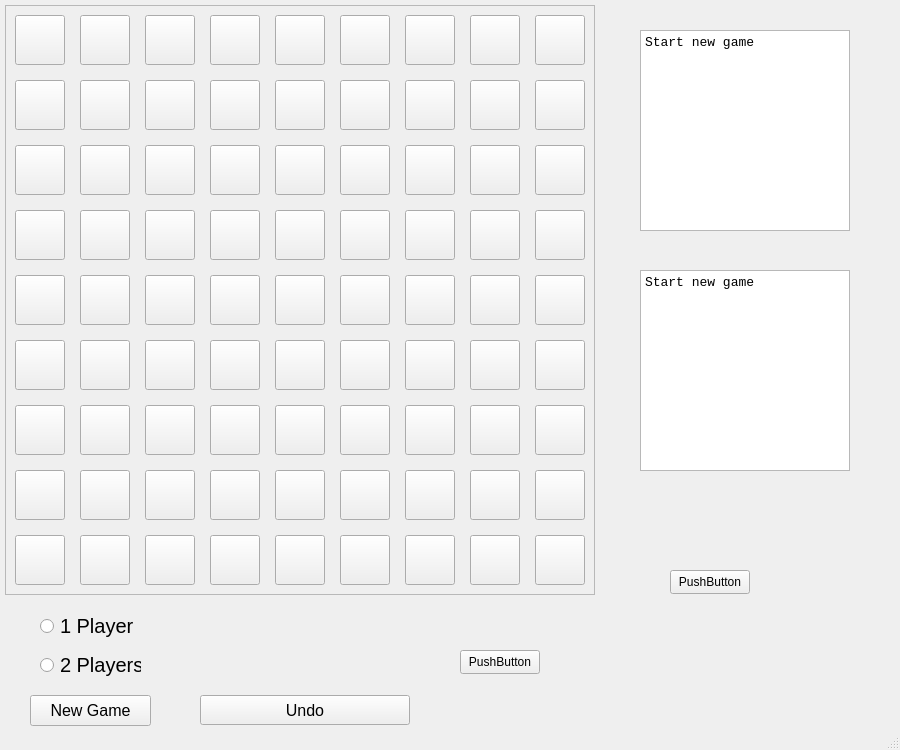
This is quoridor.ui in crimvael/quoridor as Qt 5 draws it before an edit. The edited form follows.
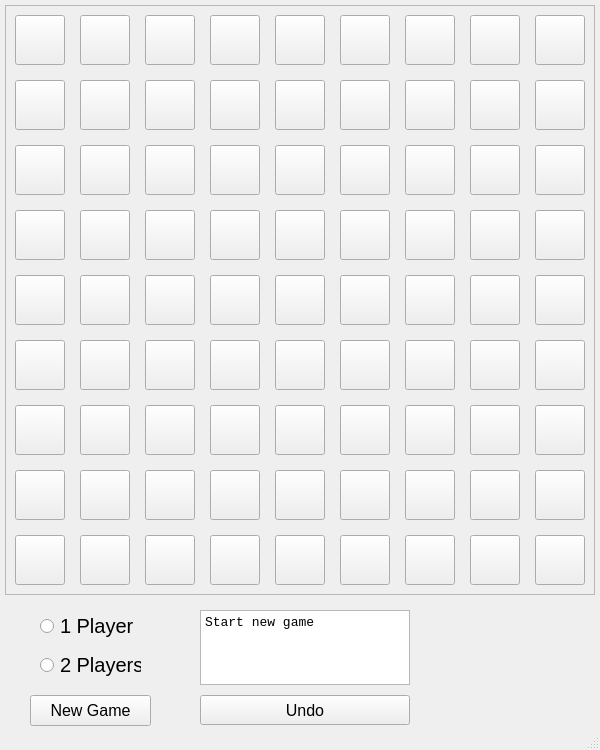
This is the edited form.

The edit to the form file:
```diff
--- a/quoridor.ui
+++ b/quoridor.ui
@@ -6,25 +6,25 @@
    <rect>
     <x>0</x>
     <y>0</y>
-    <width>900</width>
+    <width>600</width>
     <height>750</height>
    </rect>
   </property>
   <property name="sizePolicy">
-   <sizepolicy hsizetype="Expanding" vsizetype="Fixed">
+   <sizepolicy hsizetype="Fixed" vsizetype="Fixed">
     <horstretch>0</horstretch>
     <verstretch>0</verstretch>
    </sizepolicy>
   </property>
   <property name="minimumSize">
    <size>
-    <width>900</width>
+    <width>600</width>
     <height>750</height>
    </size>
   </property>
   <property name="maximumSize">
    <size>
-    <width>900</width>
+    <width>600</width>
     <height>750</height>
    </size>
   </property>
@@ -1610,59 +1610,10 @@
    <widget class="QTextBrowser" name="textBrowser">
     <property name="geometry">
      <rect>
-      <x>640</x>
-      <y>30</y>
+      <x>200</x>
+      <y>610</y>
       <width>210</width>
-      <height>201</height>
-     </rect>
-    </property>
-    <property name="font">
-     <font>
-      <family>Courier New</family>
-      <pointsize>10</pointsize>
-     </font>
-    </property>
-    <property name="html">
-     <string>&lt;!DOCTYPE HTML PUBLIC &quot;-//W3C//DTD HTML 4.0//EN&quot; &quot;http://www.w3.org/TR/REC-html40/strict.dtd&quot;&gt;
-&lt;html&gt;&lt;head&gt;&lt;meta name=&quot;qrichtext&quot; content=&quot;1&quot; /&gt;&lt;meta charset=&quot;utf-8&quot; /&gt;&lt;style type=&quot;text/css&quot;&gt;
-p, li { white-space: pre-wrap; }
-&lt;/style&gt;&lt;/head&gt;&lt;body style=&quot; font-family:'Courier New'; font-size:10pt; font-weight:400; font-style:normal;&quot;&gt;
-&lt;p style=&quot; margin-top:0px; margin-bottom:0px; margin-left:0px; margin-right:0px; -qt-block-indent:0; text-indent:0px;&quot;&gt;Start new game&lt;/p&gt;&lt;/body&gt;&lt;/html&gt;</string>
-    </property>
-   </widget>
-   <widget class="QPushButton" name="pushButton_3">
-    <property name="geometry">
-     <rect>
-      <x>460</x>
-      <y>650</y>
-      <width>80</width>
-      <height>24</height>
-     </rect>
-    </property>
-    <property name="text">
-     <string>PushButton</string>
-    </property>
-   </widget>
-   <widget class="QPushButton" name="pushButton_4">
-    <property name="geometry">
-     <rect>
-      <x>670</x>
-      <y>570</y>
-      <width>80</width>
-      <height>24</height>
-     </rect>
-    </property>
-    <property name="text">
-     <string>PushButton</string>
-    </property>
-   </widget>
-   <widget class="QTextBrowser" name="textBrowser_2">
-    <property name="geometry">
-     <rect>
-      <x>640</x>
-      <y>270</y>
-      <width>210</width>
-      <height>201</height>
+      <height>75</height>
      </rect>
     </property>
     <property name="font">
```
Left out of the diff: 6 changed lines with no effect on the pictures.
